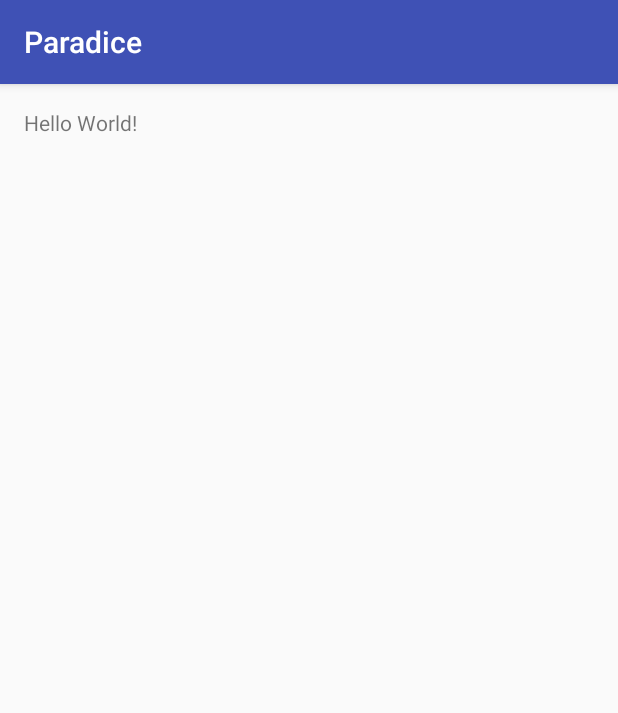
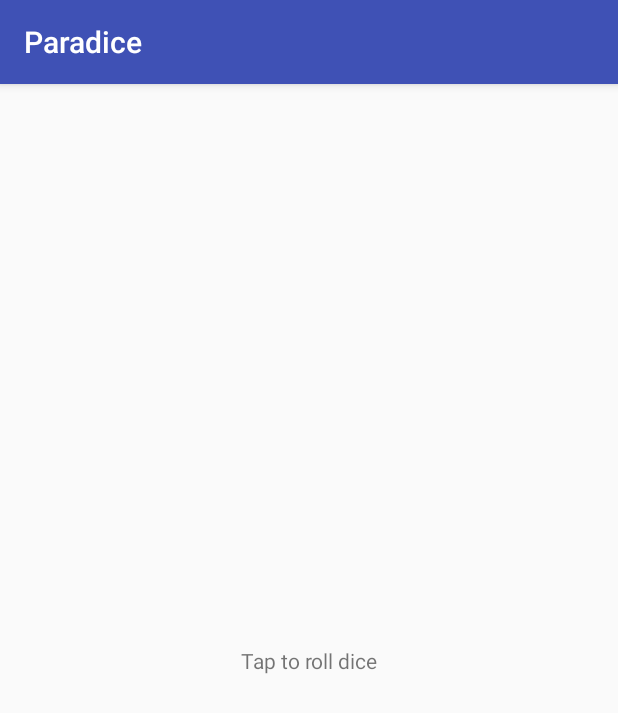
Before and after one commit to suprabhatgurrala/paradice, an Android app: the screen it shows after launch (MainActivity before the commit, DiceActivity after it), on a phone screen of 412 x 824 dp. Shown: the top 713 px of the screen. Run offline under Robolectric (Android 15) with nearby library versions, the phone set to English and light mode, and no system bars.

Commit message:
Implemented basic class design

```diff
--- a/app/build.gradle
+++ b/app/build.gradle
@@ -30,4 +30,5 @@ dependencies {
     compile 'com.google.code.gson:gson:2.7'
     compile 'com.squareup.retrofit2:retrofit:2.1.0'
     compile 'com.squareup.retrofit2:converter-gson:2.1.0'
+    compile 'com.android.support.constraint:constraint-layout:1.0.2'
 }
--- a/app/src/main/AndroidManifest.xml
+++ b/app/src/main/AndroidManifest.xml
@@ -8,7 +8,7 @@
         android:label="@string/app_name"
         android:supportsRtl="true"
         android:theme="@style/AppTheme">
-        <activity android:name=".MainActivity">
+        <activity android:name=".DiceActivity">
             <intent-filter>
                 <action android:name="android.intent.action.MAIN" />
 
--- /dev/null
+++ b/app/src/main/java/com/paradice/suprabhat/paradice/DiceActivity.java
@@ -0,0 +1,31 @@
+package com.paradice.suprabhat.paradice;
+
+import android.support.constraint.ConstraintLayout;
+import android.support.v7.app.AppCompatActivity;
+import android.os.Bundle;
+import android.view.View;
+import android.widget.TextView;
+
+import java.util.Random;
+
+public class DiceActivity extends AppCompatActivity {
+
+    @Override
+    protected void onCreate(Bundle savedInstanceState) {
+        super.onCreate(savedInstanceState);
+        setContentView(R.layout.dice_layout);
+
+        final TextView textView = (TextView) findViewById(R.id.textView);
+
+        ConstraintLayout constraintLayout = (ConstraintLayout) findViewById(R.id.dice_constraint_layout);
+
+        constraintLayout.setOnClickListener(
+                new View.OnClickListener() {
+                    @Override
+                    public void onClick(View v) {
+                        textView.setText(String.valueOf(APIClient.getRandomNumber(6)));
+                    }
+                }
+        );
+    }
+}
--- a/app/src/main/java/com/paradice/suprabhat/paradice/MainActivity.java
+++ /dev/null
@@ -1,13 +0,0 @@
-package com.paradice.suprabhat.paradice;
-
-import android.support.v7.app.AppCompatActivity;
-import android.os.Bundle;
-
-public class MainActivity extends AppCompatActivity {
-
-    @Override
-    protected void onCreate(Bundle savedInstanceState) {
-        super.onCreate(savedInstanceState);
-        setContentView(R.layout.activity_main);
-    }
-}
--- a/app/src/main/res/layout/activity_main.xml
+++ /dev/null
@@ -1,17 +0,0 @@
-<?xml version="1.0" encoding="utf-8"?>
-<RelativeLayout xmlns:android="http://schemas.android.com/apk/res/android"
-    xmlns:tools="http://schemas.android.com/tools"
-    android:id="@+id/activity_main"
-    android:layout_width="match_parent"
-    android:layout_height="match_parent"
-    android:paddingBottom="@dimen/activity_vertical_margin"
-    android:paddingLeft="@dimen/activity_horizontal_margin"
-    android:paddingRight="@dimen/activity_horizontal_margin"
-    android:paddingTop="@dimen/activity_vertical_margin"
-    tools:context="com.paradice.suprabhat.paradice.MainActivity">
-
-    <TextView
-        android:layout_width="wrap_content"
-        android:layout_height="wrap_content"
-        android:text="Hello World!" />
-</RelativeLayout>
--- /dev/null
+++ b/app/src/main/res/layout/dice_layout.xml
@@ -0,0 +1,19 @@
+<?xml version="1.0" encoding="utf-8"?>
+<android.support.constraint.ConstraintLayout
+    xmlns:android="http://schemas.android.com/apk/res/android"
+    xmlns:app="http://schemas.android.com/apk/res-auto"
+    xmlns:tools="http://schemas.android.com/tools"
+    android:layout_width="match_parent"
+    android:layout_height="match_parent"
+    android:id="@+id/dice_constraint_layout">
+
+    <TextView
+        android:id="@+id/textView"
+        android:layout_width="wrap_content"
+        android:layout_height="wrap_content"
+        android:text="@string/tap_instructions"
+        app:layout_constraintBottom_toBottomOf="parent"
+        app:layout_constraintTop_toTopOf="parent"
+        app:layout_constraintRight_toRightOf="parent"
+        app:layout_constraintLeft_toLeftOf="parent" />
+</android.support.constraint.ConstraintLayout>
--- a/app/src/main/res/values/strings.xml
+++ b/app/src/main/res/values/strings.xml
@@ -1,3 +1,4 @@
 <resources>
     <string name="app_name">Paradice</string>
+    <string name="tap_instructions">Tap to roll dice</string>
 </resources>
--- a/build.gradle
+++ b/build.gradle
@@ -5,7 +5,7 @@ buildscript {
         jcenter()
     }
     dependencies {
-        classpath 'com.android.tools.build:gradle:2.2.3'
+        classpath 'com.android.tools.build:gradle:2.3.0'
 
         // NOTE: Do not place your application dependencies here; they belong
         // in the individual module build.gradle files
```
Also changed, not shown: app/src/main/java/com/paradice/suprabhat/paradice/APIClient.java (added, +18 -0 lines), gradle/wrapper/gradle-wrapper.properties.
